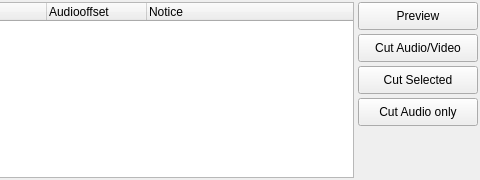
First picture: the form in ui/cutlistwidget.ui, repository MINIXJR/TTCut-ng, before the edit; both pictures show x 388 to 868 and y 0 to 180 of the 868 by 180 pixel window.
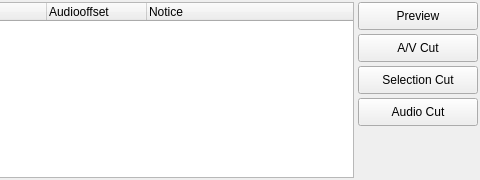
Second picture: the form after the edit. Icons and pictures are not drawn.

Commit message:
Improve cut list preview and button labels
Preview: selecting a single cut now shows transition clips to
neighboring cuts (end of previous + start of selected, end of selected
+ start of next). First/last cuts correctly show standalone start/end
clip instead of missing neighbor transition.

Icons: preview button and context menu use scissors icon (edit-cut)
instead of play arrow for clearer association with cutting.

Labels: shorten button texts (A/V Cut, Selection Cut, Audio Cut) for
better fit. Update German translations accordingly.

What changed in the file:
```diff
--- a/ui/cutlistwidget.ui
+++ b/ui/cutlistwidget.ui
@@ -340,7 +340,7 @@
         </size>
        </property>
        <property name="text" >
-        <string>Cut Audio/Video</string>
+        <string>A/V Cut</string>
        </property>
        <property name="icon" >
         <iconset resource="cutlistwidget.qrc" >
@@ -375,7 +375,7 @@
         </size>
        </property>
        <property name="text" >
-        <string>Cut Selected</string>
+        <string>Selection Cut</string>
        </property>
        <property name="icon" >
         <iconset resource="cutlistwidget.qrc" >
@@ -410,7 +410,7 @@
         </size>
        </property>
        <property name="text" >
-        <string>Cut Audio only</string>
+        <string>Audio Cut</string>
        </property>
        <property name="icon" >
         <iconset resource="cutlistwidget.qrc" >
```
The commit also changes 7 other files.
